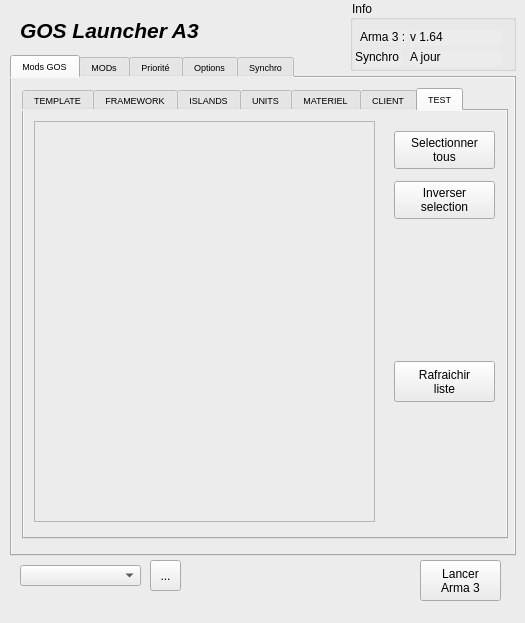
Before: the Qt Designer form principale.ui in ChristopheTdn/GOSLauncher_A3_Python_version, drawn with Qt 5.
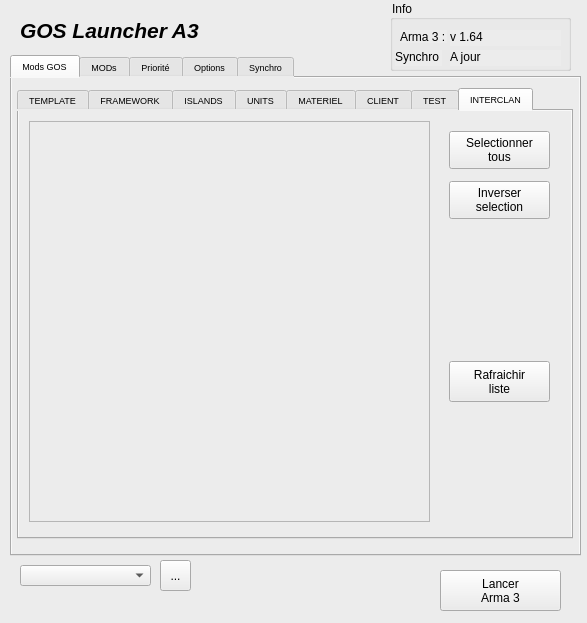
After: the same form once the commit is applied. The open tabs and pages were chosen to show the change. Icons and pictures are not drawn.

Commit message: new design interface (Add Interclan Tab)

The edit to the form file:
```diff
--- a/principale.ui
+++ b/principale.ui
@@ -6,7 +6,7 @@
    <rect>
     <x>0</x>
     <y>0</y>
-    <width>525</width>
+    <width>587</width>
     <height>623</height>
    </rect>
   </property>
@@ -29,7 +29,7 @@
      <rect>
       <x>10</x>
       <y>55</y>
-      <width>506</width>
+      <width>571</width>
       <height>501</height>
      </rect>
     </property>
@@ -51,9 +51,9 @@
      <widget class="QTabWidget" name="tabWidget_GOS">
       <property name="geometry">
        <rect>
-        <x>10</x>
+        <x>5</x>
         <y>10</y>
-        <width>486</width>
+        <width>556</width>
         <height>451</height>
        </rect>
       </property>
@@ -72,7 +72,7 @@
        <bool>false</bool>
       </property>
       <property name="currentIndex">
-       <number>6</number>
+       <number>7</number>
       </property>
       <property name="elideMode">
        <enum>Qt::ElideNone</enum>
@@ -695,7 +695,7 @@
          <rect>
           <x>10</x>
           <y>10</y>
-          <width>341</width>
+          <width>401</width>
           <height>401</height>
          </rect>
         </property>
@@ -709,7 +709,7 @@
        <widget class="QPushButton" name="pushButton_Mods_Test_SelectAll">
         <property name="geometry">
          <rect>
-          <x>370</x>
+          <x>430</x>
           <y>20</y>
           <width>101</width>
           <height>38</height>
@@ -728,7 +728,7 @@
        <widget class="QPushButton" name="pushButton_Mods_Test_InvSelect">
         <property name="geometry">
          <rect>
-          <x>370</x>
+          <x>430</x>
           <y>70</y>
           <width>101</width>
           <height>38</height>
@@ -747,7 +747,7 @@
        <widget class="QPushButton" name="pushButton_Mods_Test_RefreshList">
         <property name="geometry">
          <rect>
-          <x>370</x>
+          <x>430</x>
           <y>250</y>
           <width>101</width>
           <height>41</height>
@@ -766,7 +766,7 @@
        <widget class="QLabel" name="label_GFX_Test">
         <property name="geometry">
          <rect>
-          <x>370</x>
+          <x>430</x>
           <y>130</y>
           <width>101</width>
           <height>101</height>
@@ -783,6 +783,103 @@
         </property>
        </widget>
       </widget>
+      <widget class="QWidget" name="tab">
+       <attribute name="title">
+        <string>INTERCLAN</string>
+       </attribute>
+       <widget class="QPushButton" name="pushButton_Mods_Interclan_SelectAll">
+        <property name="geometry">
+         <rect>
+          <x>430</x>
+          <y>20</y>
+          <width>101</width>
+          <height>38</height>
+         </rect>
+        </property>
+        <property name="font">
+         <font>
+          <pointsize>9</pointsize>
+         </font>
+        </property>
+        <property name="text">
+         <string>Selectionner
+tous</string>
+        </property>
+       </widget>
+       <widget class="QListWidget" name="listWidget_Interclan">
+        <property name="geometry">
+         <rect>
+          <x>10</x>
+          <y>10</y>
+          <width>401</width>
+          <height>401</height>
+         </rect>
+        </property>
+        <property name="font">
+         <font>
+          <family>MS Shell Dlg 2</family>
+          <pointsize>10</pointsize>
+         </font>
+        </property>
+       </widget>
+       <widget class="QPushButton" name="pushButton_Mods_Interclan_RefreshList">
+        <property name="geometry">
+         <rect>
+          <x>430</x>
+          <y>250</y>
+          <width>101</width>
+          <height>41</height>
+         </rect>
+        </property>
+        <property name="font">
+         <font>
+          <pointsize>9</pointsize>
+         </font>
+        </property>
+        <property name="text">
+         <string>Rafraichir
+liste</string>
+        </property>
+       </widget>
+       <widget class="QLabel" name="label_GFX_Interclan">
+        <property name="geometry">
+         <rect>
+          <x>430</x>
+          <y>130</y>
+          <width>101</width>
+          <height>101</height>
+         </rect>
+        </property>
+        <property name="text">
+         <string notr="true"/>
+        </property>
+        <property name="pixmap">
+         <pixmap>gfx/globe.png</pixmap>
+        </property>
+        <property name="scaledContents">
+         <bool>true</bool>
+        </property>
+       </widget>
+       <widget class="QPushButton" name="pushButton_Mods_Interclan_InvSelect">
+        <property name="geometry">
+         <rect>
+          <x>430</x>
+          <y>70</y>
+          <width>101</width>
+          <height>38</height>
+         </rect>
+        </property>
+        <property name="font">
+         <font>
+          <pointsize>9</pointsize>
+         </font>
+        </property>
+        <property name="text">
+         <string>Inverser
+selection</string>
+        </property>
+       </widget>
+      </widget>
      </widget>
     </widget>
     <widget class="QWidget" name="tab_MODs">
@@ -3275,9 +3372,9 @@
    <widget class="QPushButton" name="pushButton_LaunchArma3">
     <property name="geometry">
      <rect>
-      <x>420</x>
-      <y>560</y>
-      <width>81</width>
+      <x>440</x>
+      <y>570</y>
+      <width>121</width>
       <height>41</height>
      </rect>
     </property>
@@ -3312,7 +3409,7 @@
      <rect>
       <x>20</x>
       <y>565</y>
-      <width>121</width>
+      <width>131</width>
       <height>21</height>
      </rect>
     </property>
@@ -3325,7 +3422,7 @@
    <widget class="QToolButton" name="toolButton_saveProfil">
     <property name="geometry">
      <rect>
-      <x>150</x>
+      <x>160</x>
       <y>560</y>
       <width>31</width>
       <height>31</height>
@@ -3348,9 +3445,9 @@
    <widget class="QGroupBox" name="groupBox_info">
     <property name="geometry">
      <rect>
-      <x>350</x>
+      <x>390</x>
       <y>0</y>
-      <width>166</width>
+      <width>181</width>
       <height>71</height>
      </rect>
     </property>
@@ -3400,7 +3497,7 @@
       <rect>
        <x>60</x>
        <y>30</y>
-       <width>91</width>
+       <width>111</width>
        <height>16</height>
       </rect>
      </property>
@@ -3416,7 +3513,7 @@
       <rect>
        <x>60</x>
        <y>50</y>
-       <width>91</width>
+       <width>111</width>
        <height>16</height>
       </rect>
      </property>
```
Left out of the diff: 154 changed lines with no effect on the pictures. The commit also changes 2 other files.
